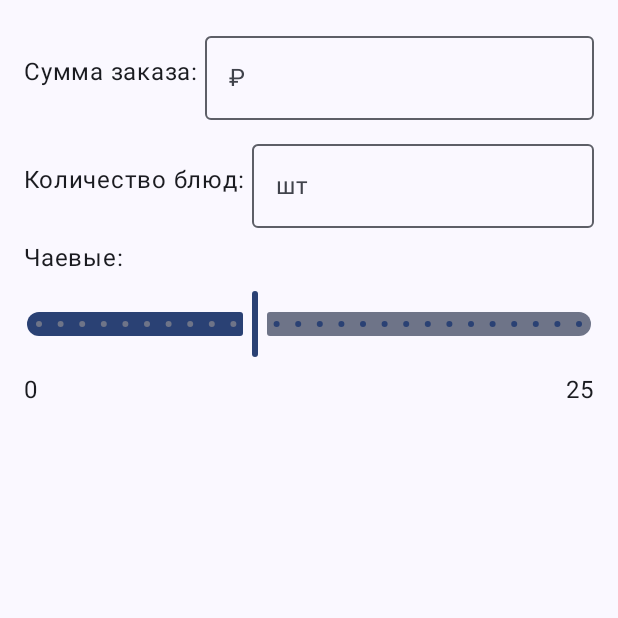
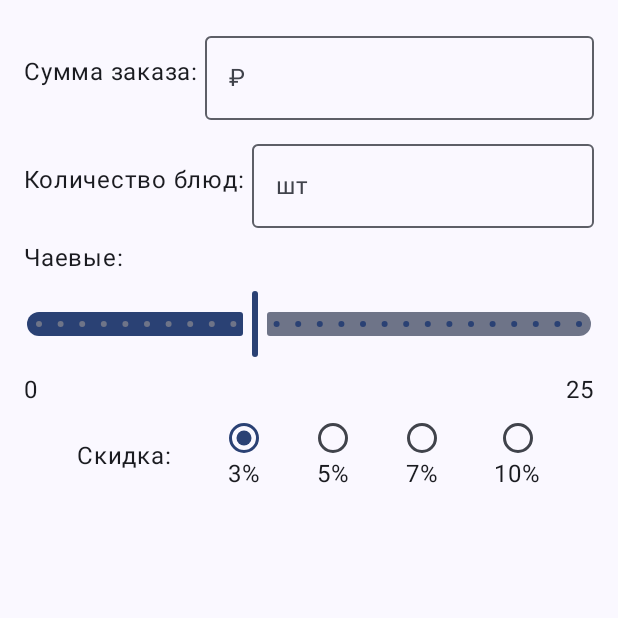
Before and after one commit to AlenaDuh/lab5-tipcalc, an Android app built with Jetpack Compose: the screen it shows after launch (MainActivity), on a phone screen of 412 x 824 dp, the top half of it. Run offline under Robolectric (Android 15) with nearby library versions, the phone set to English and light mode, and no system bars.

Commit message:
Add discount radio buttons

```diff
--- a/app/src/main/java/com/example/tipcalc/MainActivity.kt
+++ b/app/src/main/java/com/example/tipcalc/MainActivity.kt
@@ -10,17 +10,21 @@ import androidx.compose.foundation.layout.Row
 import androidx.compose.foundation.layout.fillMaxSize
 import androidx.compose.foundation.layout.fillMaxWidth
 import androidx.compose.foundation.layout.padding
+import androidx.compose.foundation.text.KeyboardOptions
 import androidx.compose.material3.OutlinedTextField
+import androidx.compose.material3.RadioButton
 import androidx.compose.material3.Scaffold
 import androidx.compose.material3.Slider
 import androidx.compose.material3.Text
 import androidx.compose.runtime.Composable
 import androidx.compose.runtime.getValue
+import androidx.compose.runtime.mutableIntStateOf
 import androidx.compose.runtime.mutableStateOf
 import androidx.compose.runtime.remember
 import androidx.compose.runtime.setValue
 import androidx.compose.ui.Alignment
 import androidx.compose.ui.Modifier
+import androidx.compose.ui.text.input.KeyboardType
 import androidx.compose.ui.tooling.preview.Preview
 import androidx.compose.ui.unit.dp
 import androidx.compose.ui.unit.sp
@@ -46,6 +50,8 @@ fun DemoScreen(modifier: Modifier = Modifier) {
     var orderSum by remember { mutableStateOf("") }
     var dishesCount by remember { mutableStateOf("") }
     var tipPercent by remember { mutableStateOf(10f) } // от 0 до 25
+    val discountOptions = listOf(3, 5, 7, 10)
+    var selectedDiscount by remember { mutableIntStateOf(3) }
 
     Column(
         modifier = modifier.fillMaxSize().padding(16.dp),
@@ -58,7 +64,8 @@ fun DemoScreen(modifier: Modifier = Modifier) {
                 value = orderSum,
                 onValueChange = { orderSum = it },
                 modifier = Modifier.weight(1f),
-                label = { Text("₽") }
+                label = { Text("₽") },
+                keyboardOptions = KeyboardOptions(keyboardType = KeyboardType.Number)
             )
         }
 
@@ -69,7 +76,8 @@ fun DemoScreen(modifier: Modifier = Modifier) {
                 value = dishesCount,
                 onValueChange = { dishesCount = it },
                 modifier = Modifier.weight(1f),
-                label = { Text("шт") }
+                label = { Text("шт") },
+                keyboardOptions = KeyboardOptions(keyboardType = KeyboardType.Number)
             )
         }
 
@@ -85,8 +93,25 @@ fun DemoScreen(modifier: Modifier = Modifier) {
             Text("0")
             Text("25")
         }
+        Row(
+            modifier = Modifier.fillMaxWidth(),
+            horizontalArrangement = Arrangement.SpaceEvenly,
+            verticalAlignment = Alignment.CenterVertically
+        ) {
+            Text("Скидка:", fontSize = 16.sp)
+            discountOptions.forEach { option ->
+                Column(horizontalAlignment = Alignment.CenterHorizontally) {
+                    RadioButton(
+                        selected = (selectedDiscount == option),
+                        onClick = null // Кнопка неактивна для пользователя!
+                    )
+                    Text("$option%")
+                }
+            }
+        }
     }
 }
+
 @Preview(showBackground = true)
 @Composable
 fun DemoScreenPreview() {
```
